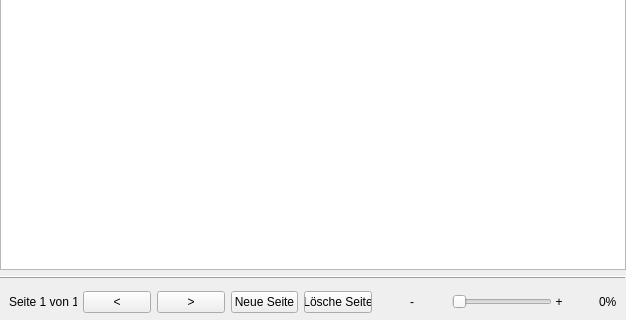
Qt form src/mainwindow.ui (NO411/notensatz) before a commit; both pictures show x 0 to 626 and y 269 to 589 of the 626 by 589 pixel window.
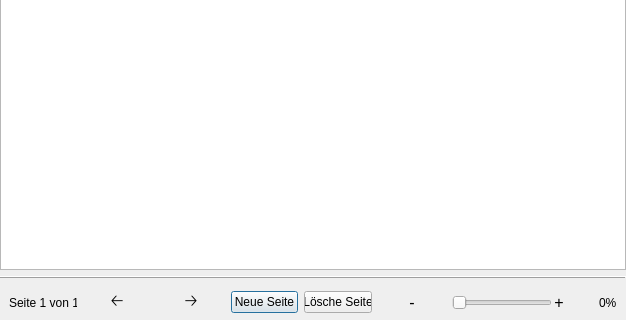
The same form after that commit. Icons and pictures are not drawn.

```diff
--- a/src/mainwindow.ui
+++ b/src/mainwindow.ui
@@ -194,7 +194,7 @@
           <number>1</number>
          </property>
          <property name="maximum">
-          <number>100</number>
+          <number>200</number>
          </property>
          <property name="orientation">
           <enum>Qt::Horizontal</enum>
@@ -203,6 +203,11 @@
        </item>
        <item row="0" column="8">
         <widget class="QPushButton" name="zoom_in_button">
+         <property name="font">
+          <font>
+           <pointsize>12</pointsize>
+          </font>
+         </property>
          <property name="text">
           <string>+</string>
          </property>
@@ -213,6 +218,11 @@
        </item>
        <item row="0" column="6">
         <widget class="QPushButton" name="zoom_out_button">
+         <property name="font">
+          <font>
+           <pointsize>12</pointsize>
+          </font>
+         </property>
          <property name="text">
           <string>-</string>
          </property>
@@ -235,11 +245,19 @@
        </item>
        <item row="0" column="1">
         <widget class="QPushButton" name="previous_page_button">
+         <property name="font">
+          <font>
+           <pointsize>12</pointsize>
+          </font>
+         </property>
          <property name="toolTip">
           <string>&lt;html&gt;&lt;head/&gt;&lt;body&gt;&lt;p&gt;&lt;span style=&quot; color:#000000;&quot;&gt;Vorherige Seite&lt;/span&gt;&lt;/p&gt;&lt;/body&gt;&lt;/html&gt;</string>
          </property>
          <property name="text">
-          <string>&lt;</string>
+          <string>🡠</string>
+         </property>
+         <property name="flat">
+          <bool>true</bool>
          </property>
         </widget>
        </item>
@@ -252,6 +270,11 @@
        </item>
        <item row="0" column="2">
         <widget class="QPushButton" name="next_page_button">
+         <property name="font">
+          <font>
+           <pointsize>12</pointsize>
+          </font>
+         </property>
          <property name="toolTip">
           <string>&lt;html&gt;&lt;head/&gt;&lt;body&gt;&lt;p&gt;&lt;span style=&quot; color:#000000;&quot;&gt;Nächste Seite&lt;/span&gt;&lt;/p&gt;&lt;/body&gt;&lt;/html&gt;</string>
          </property>
@@ -259,7 +282,10 @@
           <string>&lt;html&gt;&lt;head/&gt;&lt;body&gt;&lt;p&gt;&lt;br/&gt;&lt;/p&gt;&lt;/body&gt;&lt;/html&gt;</string>
          </property>
          <property name="text">
-          <string>&gt;</string>
+          <string>🡢</string>
+         </property>
+         <property name="flat">
+          <bool>true</bool>
          </property>
         </widget>
        </item>
@@ -268,6 +294,9 @@
          <property name="text">
           <string>Neue Seite</string>
          </property>
+         <property name="default">
+          <bool>true</bool>
+         </property>
         </widget>
        </item>
        <item row="0" column="4">
```
Left out of the diff: 21 changed lines with no effect on the pictures.
